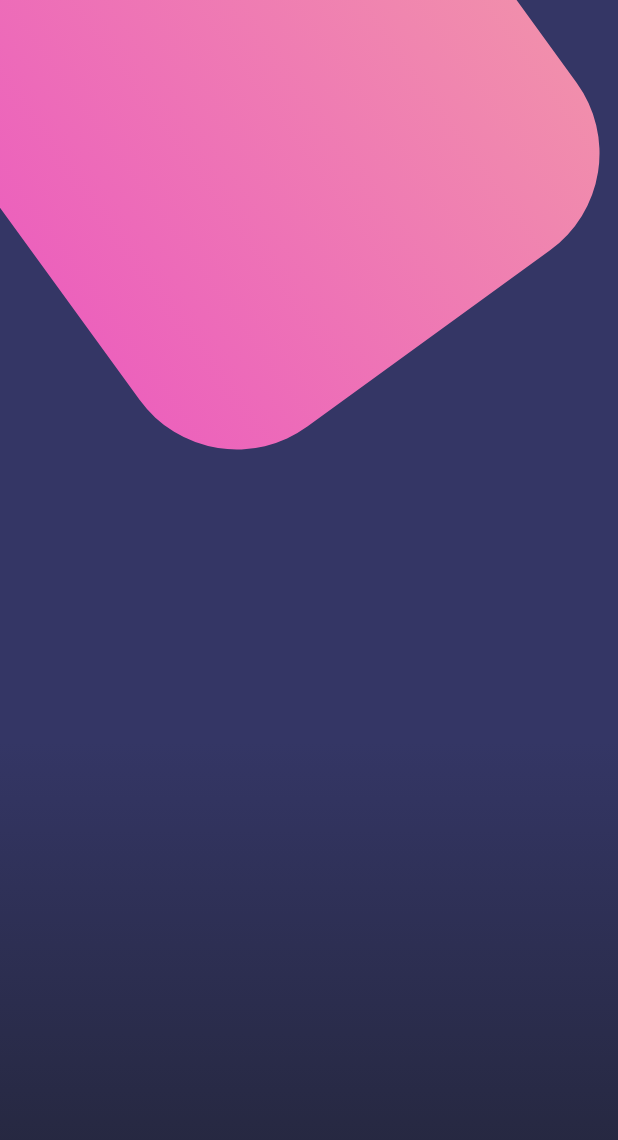
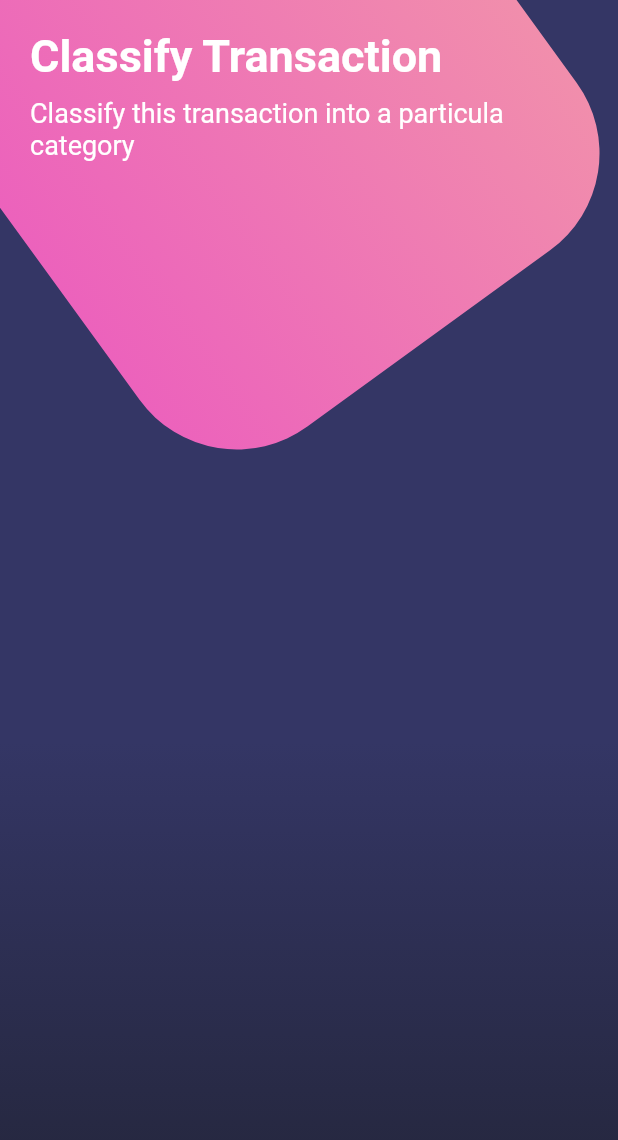
Before and after one commit to luigrocha/desingsInFlutter, a Flutter app: the screen it shows after launch, on a phone screen of 412 x 824 dp. Shown: the top 1140 px of the screen. Run offline on Flutter 3.47's test engine with Material 2 defaults, Android fonts, the phone set to English and light mode, and no system bars.

Commit message:
desing 3 change color into dutch to white

```diff
--- a/lib/main.dart
+++ b/lib/main.dart
@@ -1,13 +1,19 @@
+import 'package:flutter/material.dart';
+
 import 'package:desinginflutter/src/page/basico_page.dart';
 import 'package:desinginflutter/src/page/botones_page.dart';
 import 'package:desinginflutter/src/page/scroll_page.dart';
-import 'package:flutter/material.dart';
+import 'package:flutter/services.dart';
 
 void main() => runApp(MyApp());
 
 class MyApp extends StatelessWidget {
   @override
   Widget build(BuildContext context) {
+    SystemChrome.setSystemUIOverlayStyle(SystemUiOverlayStyle.light.copyWith(
+      statusBarColor: Colors.white,
+    ));
+
     return MaterialApp(
       debugShowCheckedModeBanner: false,
       title: 'Diseños',
--- a/lib/src/page/botones_page.dart
+++ b/lib/src/page/botones_page.dart
@@ -1,5 +1,4 @@
 import 'dart:math';
-
 import 'package:flutter/material.dart';
 
 class BotonesPage extends StatelessWidget {
@@ -9,6 +8,11 @@ class BotonesPage extends StatelessWidget {
       body: Stack(
         children: [
           _fondoApp(),
+          SingleChildScrollView(
+            child: Column(children: [
+              _titulos(),
+            ]),
+          ),
         ],
       ),
     );
@@ -53,4 +57,31 @@ class BotonesPage extends StatelessWidget {
       ],
     );
   }
+
+  Widget _titulos() {
+    return SafeArea(
+      child: Container(
+        padding: EdgeInsets.all(20.0),
+        child: Column(
+          crossAxisAlignment: CrossAxisAlignment.start,
+          children: [
+            Text(
+              'Classify Transaction',
+              style: TextStyle(
+                  color: Colors.white,
+                  fontSize: 30.0,
+                  fontWeight: FontWeight.bold),
+            ),
+            SizedBox(
+              height: 10.0,
+            ),
+            Text(
+              'Classify this transaction into a particula category',
+              style: TextStyle(color: Colors.white, fontSize: 18.0),
+            ),
+          ],
+        ),
+      ),
+    );
+  }
 }
```
